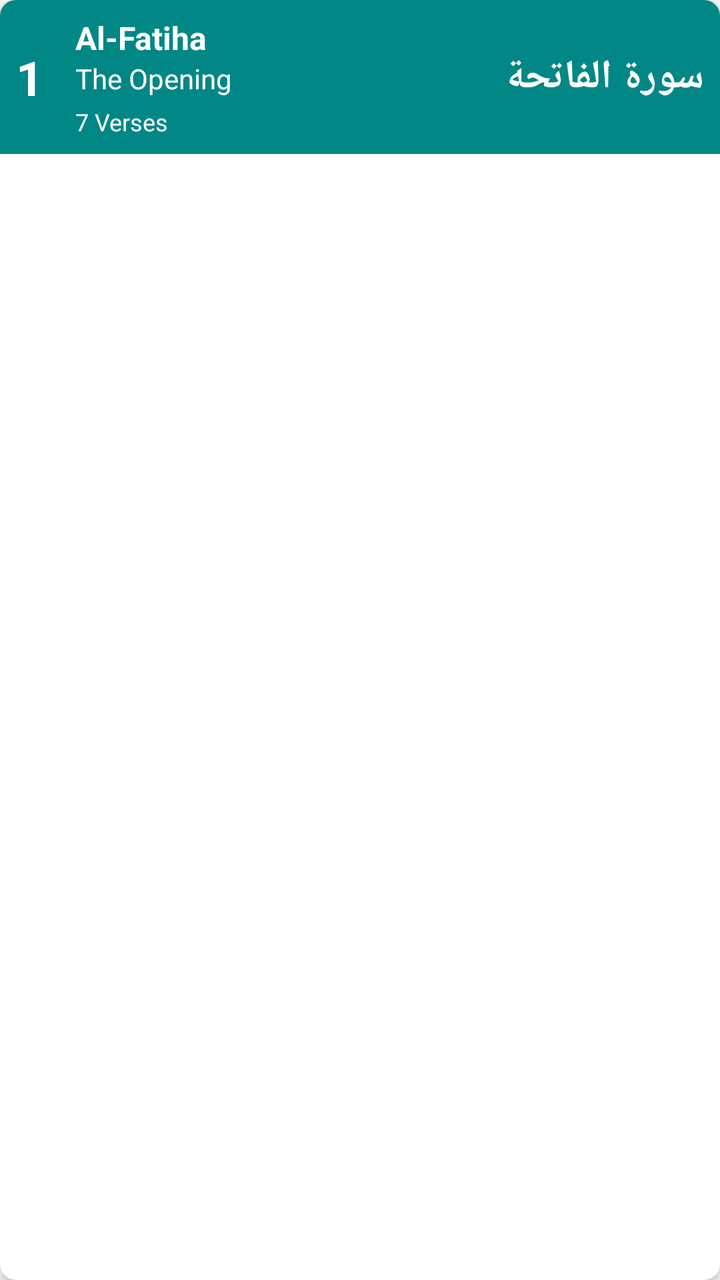
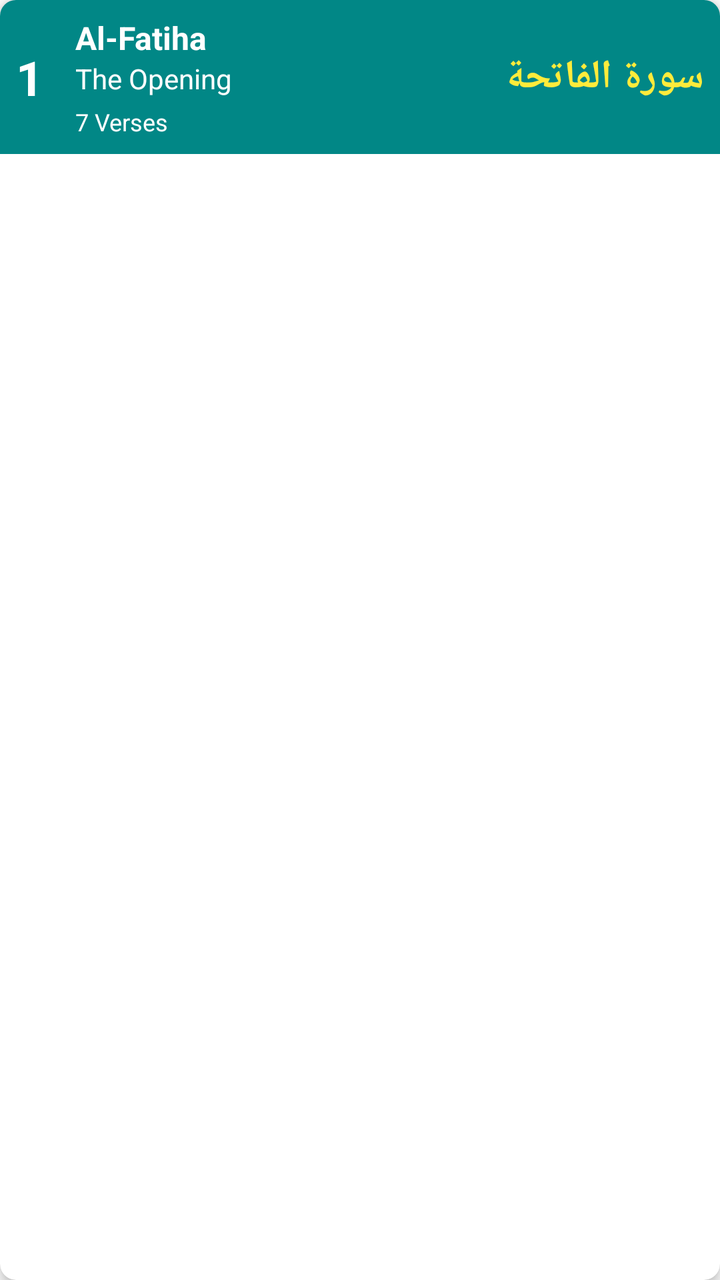

An Android layout rendered at two revisions. The XML below is the earlier revision; the diff shows what the commit changed to produce the second picture.
<!-- AndroidManifest.xml: application theme Theme.MoslemApp -->
<!-- res/layout/item_surah.xml -->
<?xml version="1.0" encoding="utf-8"?>
<androidx.cardview.widget.CardView xmlns:android="http://schemas.android.com/apk/res/android"
    xmlns:app="http://schemas.android.com/apk/res-auto"
    android:layout_width="match_parent"
    android:layout_height="wrap_content"
    android:layout_margin="2dp"
    app:cardCornerRadius="8dp"
    app:cardElevation="4dp">

    <androidx.constraintlayout.widget.ConstraintLayout
        android:layout_width="match_parent"
        android:layout_height="wrap_content"
        android:background="@color/teal_700"
        android:padding="8dp">

        <TextView
            android:id="@+id/tvNumber"
            android:layout_width="wrap_content"
            android:layout_height="match_parent"
            android:text="1"
            android:textSize="24sp"
            android:textStyle="bold"
            android:textColor="@color/white"
            app:layout_constraintStart_toStartOf="parent"
            app:layout_constraintTop_toTopOf="parent"
            app:layout_constraintBottom_toBottomOf="parent"/>

        <LinearLayout
            android:layout_width="0dp"
            android:layout_height="wrap_content"
            android:orientation="vertical"
            android:layout_marginStart="16dp"
            app:layout_constraintStart_toEndOf="@id/tvNumber"
            app:layout_constraintTop_toTopOf="parent"
            app:layout_constraintBottom_toBottomOf="parent"
            app:layout_constraintEnd_toStartOf="@id/tvNameArabic">

            <TextView
                android:id="@+id/tvEnglishName"
                android:layout_width="wrap_content"
                android:layout_height="wrap_content"
                android:text="Al-Fatiha"
                android:textColor="@color/white"
                android:textStyle="bold"
                android:textSize="16sp"/>

            <TextView
                android:id="@+id/tvEnglishNameTranslation"
                android:layout_width="wrap_content"
                android:layout_height="wrap_content"
                android:text="The Opening"
                android:textSize="14sp"
                android:textColor="@android:color/white"
                />

            <TextView
                android:id="@+id/tvVerses"
                android:layout_width="wrap_content"
                android:layout_height="wrap_content"
                android:text="7 Verses"
                android:textSize="12sp"
                android:textColor="@android:color/white"
                android:layout_marginTop="4dp"/>
        </LinearLayout>

        <TextView
            android:id="@+id/tvNameArabic"
            android:layout_width="wrap_content"
            android:layout_height="wrap_content"
            android:text="سورة الفاتحة"
            android:textSize="20sp"
            android:textStyle="bold"
            android:textColor="@android:color/white"
            app:layout_constraintEnd_toEndOf="parent"
            app:layout_constraintTop_toTopOf="parent"
            app:layout_constraintBottom_toBottomOf="parent"/>

    </androidx.constraintlayout.widget.ConstraintLayout>

</androidx.cardview.widget.CardView>
<!-- resources referenced by this layout -->
<resources>
  <color name="teal_700">#FF018786</color>
  <color name="white">#FFFFFFFF</color>
  <style name="Theme.MoslemApp" parent="Base.Theme.MoslemApp" />
  <style name="Base.Theme.MoslemApp" parent="Theme.Material3.DayNight.NoActionBar">
  
          <item name="colorPrimary">@color/teal_700</item>
          
          
          
          
          
          
          
          <item name="android:statusBarColor">?attr/colorPrimary</item>
          <item name="android:colorBackground">@android:color/white</item>
      </style>
</resources>

<!-- the commit's change to res/layout/item_surah.xml (unified diff, before → after) -->
@@ -70,7 +70,7 @@
             android:text="سورة الفاتحة"
             android:textSize="20sp"
             android:textStyle="bold"
-            android:textColor="@android:color/white"
+            android:textColor="#FFEB3B"
             app:layout_constraintEnd_toEndOf="parent"
             app:layout_constraintTop_toTopOf="parent"
             app:layout_constraintBottom_toBottomOf="parent"/>
